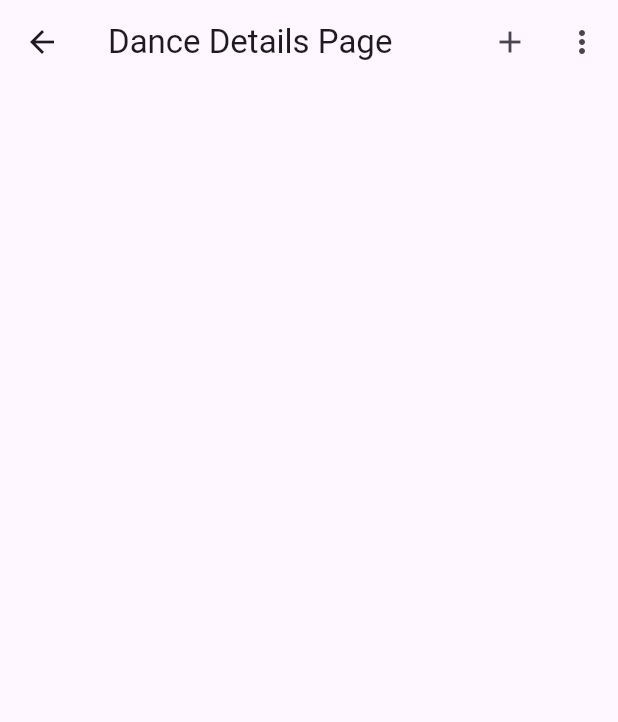
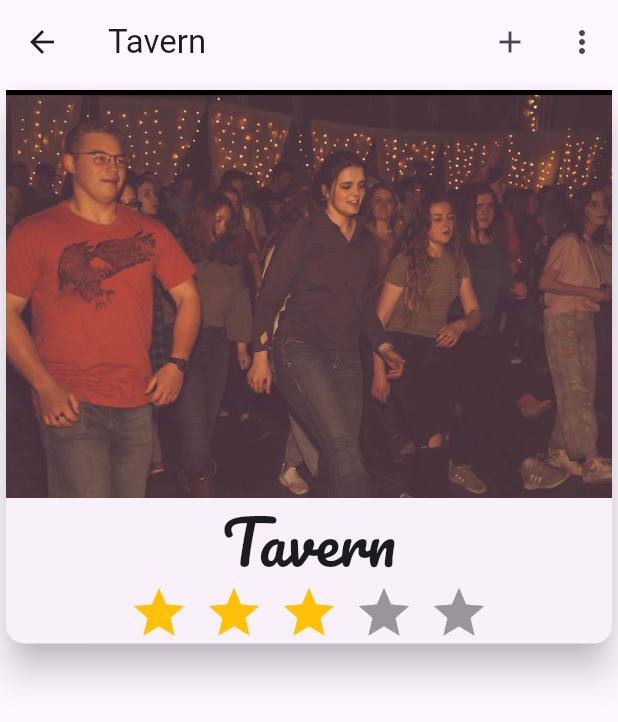
Before and after one commit to cding2000/Rexburg-Dancing, a Flutter app: the VenueDetailPage screen opened by its route, on a phone screen of 412 x 824 dp. Shown: the top 722 px of the screen. Run offline on Flutter 3.47's test engine with Material 2 defaults, Android fonts, the light colour scheme and no system bars; drawn by our look-alikes of flutter_rating_bar; our stand-ins replace cloud_firestore, firebase_auth, firebase_core, google_fonts; accounts and stored records are empty; network calls fail.

Commit message:
Tavern detail page

```diff
--- a/lib/main.dart
+++ b/lib/main.dart
@@ -44,7 +44,7 @@ class HomePage extends StatelessWidget {
             final user = AuthService.firebase().currentuser;
             if (user != null){
               if (user.isEmailVerfied){
-                return const DanceVenueView();
+                return const VenueDetailPage();
               }
               else{
                 return const VerfiyEmailView();}
--- a/lib/views/login_views.dart
+++ b/lib/views/login_views.dart
@@ -92,7 +92,7 @@ class _LoginViewState extends State<LoginView> {
 
                     if(user?.isEmailVerfied ?? false){
                       Navigator.of(context).pushNamedAndRemoveUntil(
-                    venueRoute,
+                    venueDetailRoute,
                     (route) => false,);
                     }
                     else{
--- a/lib/views/venue_detail_view.dart
+++ b/lib/views/venue_detail_view.dart
@@ -1,9 +1,12 @@
 import 'package:flutter/material.dart';
+import "package:google_fonts/google_fonts.dart";
+import 'package:flutter_rating_bar/flutter_rating_bar.dart';
 
 import '../constant/routs.dart';
 import '../enums/menu_action.dart';
 import '../services/auth/auth_service.dart';
 import '../utilities/log_out_dialog.dart';
+
 
 class VenueDetailPage extends StatefulWidget {
   const VenueDetailPage({super.key});
@@ -15,7 +18,8 @@ class VenueDetailPage extends StatefulWidget {
 class _VenueDetailPageState extends State<VenueDetailPage> {
   @override
   Widget build(BuildContext context) {
-    return Scaffold(appBar: AppBar(title: const Text('Dance Details Page'),
+    return Scaffold(
+       appBar: AppBar(title: const Text('Tavern'),
       actions: [
         IconButton(onPressed: (){
           Navigator.of(context).pushNamed(newVenueRoute);
@@ -40,6 +44,49 @@ class _VenueDetailPageState extends State<VenueDetailPage> {
         },
         )
       ],
-      ),);
+      ),
+      body: SingleChildScrollView(
+        child:
+        Column(
+        children:<Widget>[
+          Card(
+              elevation: 10,
+              child: Column(
+              children: <Widget>[
+              Image.asset("accests/images/tavern.png", ),
+              Text("Tavern",style: GoogleFonts.pacifico(fontSize: 40),),
+              Column(
+              crossAxisAlignment: CrossAxisAlignment.center,
+              mainAxisAlignment: MainAxisAlignment.spaceEvenly,
+              children: [
+              starRate(),
+          ],
+        ),
+
+         ],
+        ),
+            ),
+
+        ])
+      )
+        );
+
   }
+
+
+  starRate() {
+    return RatingBar.builder(
+      initialRating: 3,
+      minRating: 1,
+      direction: Axis.horizontal,
+      itemCount: 5,
+      itemPadding: const EdgeInsets.symmetric(horizontal: 5),
+      itemBuilder: (context, _) => const Icon(
+        Icons.star,
+        color: Colors.amber,
+      ),
+      onRatingUpdate: (rating) => debugPrint(rating.toString()),
+    );
+  }
+
 }
--- a/pubspec.yaml
+++ b/pubspec.yaml
@@ -43,6 +43,9 @@ dependencies:
   path_provider: ^2.1.1
   path: ^1.8.3
   share_plus: ^7.2.1
+  url_launcher: ^6.1.14
+  google_fonts: ^6.1.0
+  flutter_rating_bar: ^4.0.1
 
 dev_dependencies:
   flutter_test:
@@ -70,6 +73,7 @@ flutter:
   # To add assets to your application, add an assets section, like this:
   assets:
     - accests/images/dance.jpg
+    - accests/images/tavern.png
   #   - images/a_dot_ham.jpeg
 
   # An image asset can refer to one or more resolution-specific "variants", see
```
Also changed, not shown: accests/images/tavern.png (added), pubspec.lock, 2 other files.
